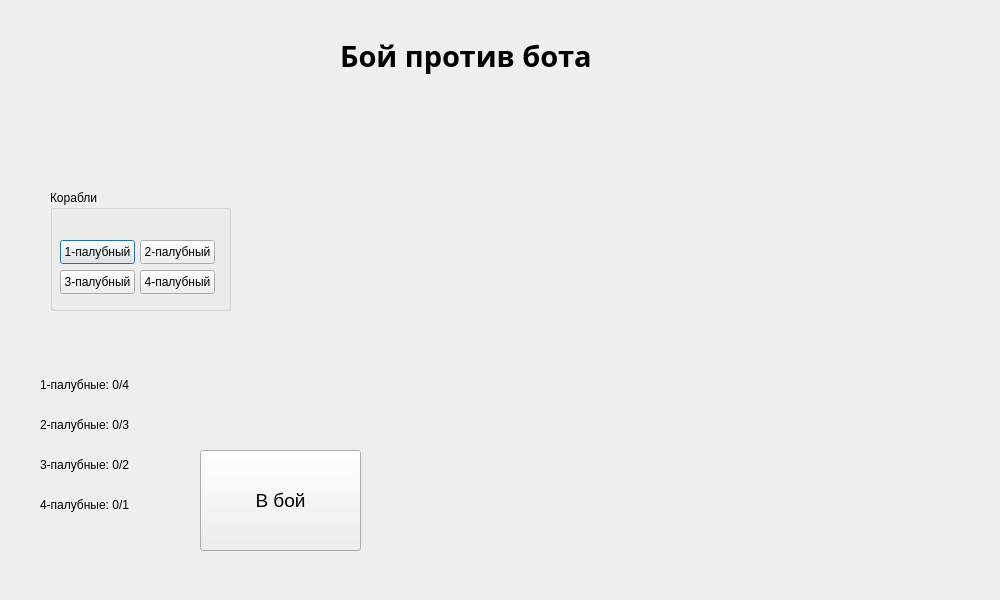
First picture: the form in secondwindow.ui, repository oldFiSt/Sea_Battle, before the edit.
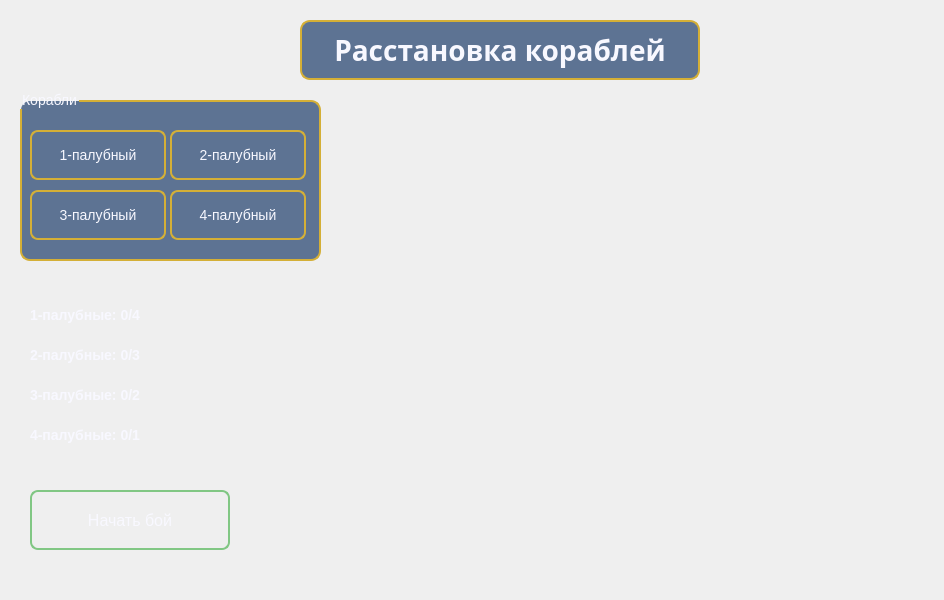
Second picture: the form after the edit.

```diff
--- a/secondwindow.ui
+++ b/secondwindow.ui
@@ -6,40 +6,154 @@
    <rect>
     <x>0</x>
     <y>0</y>
-    <width>1000</width>
+    <width>944</width>
     <height>600</height>
    </rect>
   </property>
   <property name="windowTitle">
    <string>Выбор кораблей</string>
   </property>
-  <widget class="QLabel" name="label">
+  <property name="styleSheet">
+   <string notr="true">
+QDialog {
+    background-color: qlineargradient(x1:0, y1:0, x2:1, y2:1,
+                                    stop:0 #0a2463, stop:1 #3e92cc);
+}
+
+QLabel {
+    color: #f8f8ff;
+    font-family: &quot;Arial Rounded MT Bold&quot;;
+    text-shadow: 1px 1px 2px rgba(0, 0, 0, 0.5);
+}
+
+QLabel#labelTitle {
+    font-size: 28px;
+    font-weight: bold;
+    color: #f8f8ff;
+    background-color: rgba(30, 61, 107, 0.7);
+    border-radius: 10px;
+    padding: 5px 10px;
+    border: 2px solid #d4af37;
+}
+
+QLabel#labelShip1Count,
+QLabel#labelShip2Count,
+QLabel#labelShip3Count,
+QLabel#labelShip4Count {
+    font-size: 14px;
+    color: #f8f8ff;
+    font-weight: bold;
+}
+
+QPushButton {
+    background-color: qlineargradient(x1:0, y1:0, x2:0, y2:1,
+                                    stop:0 #1e3d6b, stop:1 #0a2463);
+    border: 2px solid #d4af37;
+    border-radius: 8px;
+    padding: 8px 16px;
+    font-family: &quot;Arial Rounded MT Bold&quot;;
+    font-size: 14px;
+    color: #f8f8ff;
+    min-width: 100px;
+    min-height: 30px;
+}
+
+QPushButton:hover {
+    background-color: qlineargradient(x1:0, y1:0, x2:0, y2:1,
+                                    stop:0 #3a5f8c, stop:1 #1e3d6b);
+}
+
+QPushButton:pressed {
+    background-color: qlineargradient(x1:0, y1:0, x2:0, y2:1,
+                                    stop:0 #0a2463, stop:1 #1e3d6b);
+}
+
+QGroupBox {
+    background-color: rgba(30, 61, 107, 0.7);
+    border: 2px solid #d4af37;
+    border-radius: 10px;
+    font-family: &quot;Arial Rounded MT Bold&quot;;
+    font-size: 14px;
+    color: #f8f8ff;
+    padding-top: 15px;
+    margin-top: 10px;
+}
+
+QPushButton#btnStartBattle {
+    min-width: 120px;
+    min-height: 40px;
+    font-size: 16px;
+    background-color: qlineargradient(x1:0, y1:0, x2:0, y2:1,
+                                    stop:0 #4CAF50, stop:1 #2E7D32);
+    border: 2px solid #81C784;
+}
+
+QPushButton#btnStartBattle:hover {
+    background-color: qlineargradient(x1:0, y1:0, x2:0, y2:1,
+                                    stop:0 #66BB6A, stop:1 #388E3C);
+}
+
+QPushButton#btnStartBattle:pressed {
+    background-color: qlineargradient(x1:0, y1:0, x2:0, y2:1,
+                                    stop:0 #2E7D32, stop:1 #1B5E20);
+}
+
+/* Стили для игровых клеток */
+QPushButton[isCell=&quot;true&quot;] {
+    background-color: #a3c1da;
+    border: 1px solid #1e3d6b;
+    border-radius: 4px;
+    margin: 1px;
+    min-width: 30px;
+    min-height: 30px;
+    max-width: 30px;
+    max-height: 30px;
+}
+
+QPushButton[isCell=&quot;true&quot;][occupied=&quot;true&quot;] {
+    background-color: #2c3e50;
+    border-radius: 4px;
+}
+
+QPushButton[isCell=&quot;true&quot;]:hover {
+    background-color: #b8d4e7;
+}
+
+QPushButton[isCell=&quot;true&quot;]:pressed {
+    background-color: #8aa8c1;
+}
+   </string>
+  </property>
+  <widget class="QLabel" name="labelTitle">
    <property name="geometry">
     <rect>
-     <x>340</x>
-     <y>0</y>
-     <width>361</width>
-     <height>111</height>
+     <x>300</x>
+     <y>20</y>
+     <width>400</width>
+     <height>60</height>
     </rect>
    </property>
    <property name="font">
     <font>
-     <family>Microsoft YaHei</family>
-     <pointsize>22</pointsize>
+     <family>Arial Rounded MT Bold</family>
+     <pointsize>-1</pointsize>
      <bold>true</bold>
     </font>
    </property>
    <property name="text">
-    <string>Бой против бота</string>
+    <string>Расстановка кораблей</string>
+   </property>
+   <property name="alignment">
+    <set>Qt::AlignmentFlag::AlignCenter</set>
    </property>
   </widget>
   <widget class="QGroupBox" name="groupBox">
    <property name="geometry">
     <rect>
-     <x>50</x>
-     <y>190</y>
-     <width>181</width>
-     <height>121</height>
+     <x>20</x>
+     <y>90</y>
+     <width>301</width>
+     <height>171</height>
     </rect>
    </property>
    <property name="title">
@@ -49,9 +163,9 @@
     <property name="geometry">
      <rect>
       <x>10</x>
-      <y>50</y>
-      <width>75</width>
-      <height>24</height>
+      <y>40</y>
+      <width>136</width>
+      <height>50</height>
      </rect>
     </property>
     <property name="text">
@@ -61,10 +175,10 @@
    <widget class="QPushButton" name="btnShip2">
     <property name="geometry">
      <rect>
-      <x>90</x>
-      <y>50</y>
-      <width>75</width>
-      <height>24</height>
+      <x>150</x>
+      <y>40</y>
+      <width>136</width>
+      <height>50</height>
      </rect>
     </property>
     <property name="text">
@@ -75,9 +189,9 @@
     <property name="geometry">
      <rect>
       <x>10</x>
-      <y>80</y>
-      <width>75</width>
-      <height>24</height>
+      <y>100</y>
+      <width>136</width>
+      <height>50</height>
      </rect>
     </property>
     <property name="text">
@@ -87,10 +201,10 @@
    <widget class="QPushButton" name="btnShip4">
     <property name="geometry">
      <rect>
-      <x>90</x>
-      <y>80</y>
-      <width>75</width>
-      <height>24</height>
+      <x>150</x>
+      <y>100</y>
+      <width>136</width>
+      <height>50</height>
      </rect>
     </property>
     <property name="text">
@@ -101,8 +215,8 @@
   <widget class="QLabel" name="labelShip1Count">
    <property name="geometry">
     <rect>
-     <x>40</x>
-     <y>370</y>
+     <x>30</x>
+     <y>300</y>
      <width>200</width>
      <height>30</height>
     </rect>
@@ -114,8 +228,8 @@
   <widget class="QLabel" name="labelShip2Count">
    <property name="geometry">
     <rect>
-     <x>40</x>
-     <y>410</y>
+     <x>30</x>
+     <y>340</y>
      <width>200</width>
      <height>30</height>
     </rect>
@@ -127,8 +241,8 @@
   <widget class="QLabel" name="labelShip3Count">
    <property name="geometry">
     <rect>
-     <x>40</x>
-     <y>450</y>
+     <x>30</x>
+     <y>380</y>
      <width>200</width>
      <height>30</height>
     </rect>
@@ -140,8 +254,8 @@
   <widget class="QLabel" name="labelShip4Count">
    <property name="geometry">
     <rect>
-     <x>40</x>
-     <y>490</y>
+     <x>30</x>
+     <y>420</y>
      <width>200</width>
      <height>30</height>
     </rect>
@@ -153,30 +267,29 @@
   <widget class="QWidget" name="gridLayoutWidget">
    <property name="geometry">
     <rect>
-     <x>420</x>
-     <y>160</y>
-     <width>461</width>
-     <height>381</height>
+     <x>360</x>
+     <y>100</y>
+     <width>550</width>
+     <height>471</height>
     </rect>
    </property>
-   <layout class="QGridLayout" name="gridLayoutField"/>
+   <layout class="QGridLayout" name="gridLayoutField">
+    <property name="spacing">
+     <number>4</number>
+    </property>
+   </layout>
   </widget>
   <widget class="QPushButton" name="btnStartBattle">
    <property name="geometry">
     <rect>
-     <x>200</x>
-     <y>450</y>
-     <width>161</width>
-     <height>101</height>
+     <x>30</x>
+     <y>490</y>
+     <width>200</width>
+     <height>60</height>
     </rect>
    </property>
-   <property name="font">
-    <font>
-     <pointsize>14</pointsize>
-    </font>
-   </property>
    <property name="text">
-    <string>В бой</string>
+    <string>Начать бой</string>
    </property>
   </widget>
  </widget>
```
Left out of the diff: 2 changed lines with no effect on the pictures.
